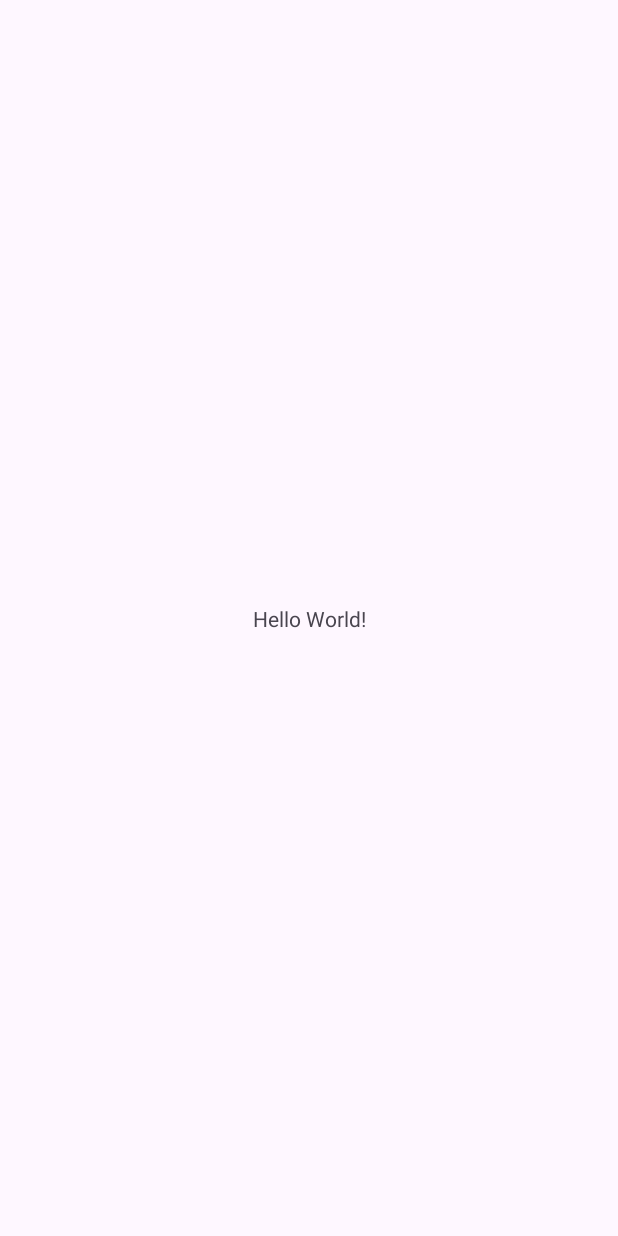
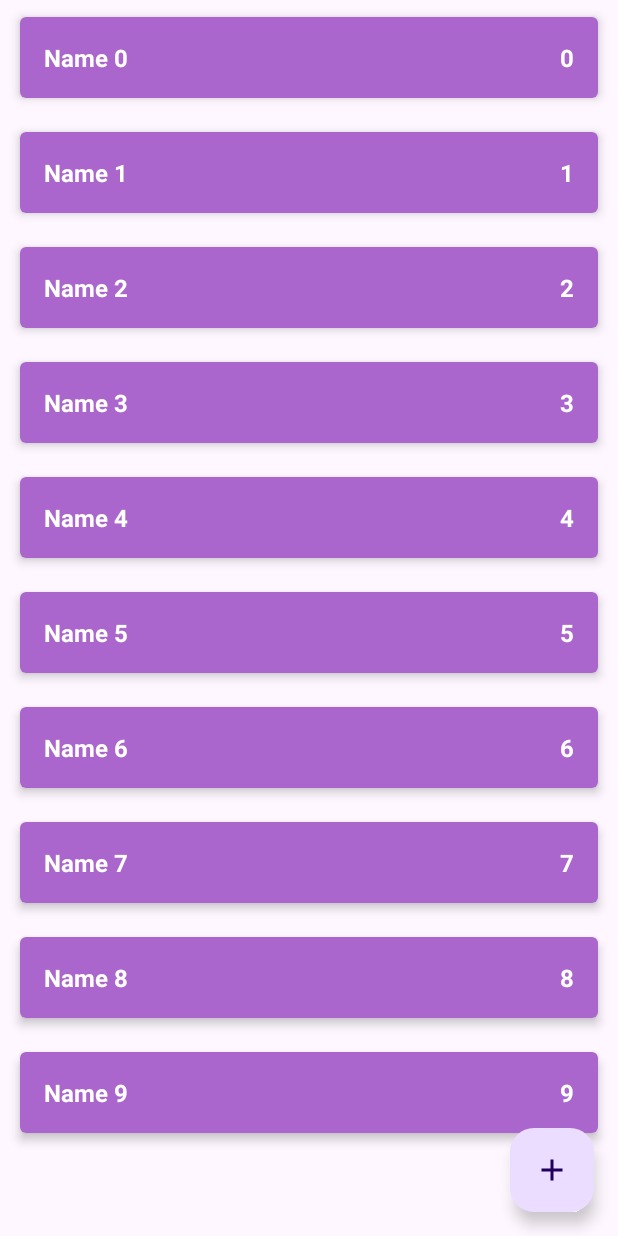
Before and after one commit to Cxatek18/ShopListPractice, an Android app: the screen it shows after launch (MainActivity), on a phone screen of 412 x 824 dp. Before the commit the screen is almost empty. Run offline under Robolectric (Android 15) with nearby library versions, the phone set to English and light mode, and no system bars.

Commit message:
The logic of the main screen has been implemented, new activities have been added.

```diff
--- a/app/src/main/java/com/team/shoplistpr/data/ShopListRepositoryImpl.kt
+++ b/app/src/main/java/com/team/shoplistpr/data/ShopListRepositoryImpl.kt
@@ -4,10 +4,11 @@ import androidx.lifecycle.LiveData
 import androidx.lifecycle.MutableLiveData
 import com.team.shoplistpr.domain.ShopItem
 import com.team.shoplistpr.domain.ShopListRepository
+import java.util.TreeSet
 
 object ShopListRepositoryImpl : ShopListRepository {
 
-    private val shopList: MutableList<ShopItem> = mutableListOf()
+    private val shopList: TreeSet<ShopItem> = sortedSetOf<ShopItem>({o1, o2 -> o1.id.compareTo(o2.id)})
     private var autoIncrementId: Int = 0
     private val shopListLD = MutableLiveData<List<ShopItem>>()
 
--- a/app/src/main/java/com/team/shoplistpr/presentation/MainActivity.kt
+++ b/app/src/main/java/com/team/shoplistpr/presentation/MainActivity.kt
@@ -3,24 +3,46 @@ package com.team.shoplistpr.presentation
 import androidx.appcompat.app.AppCompatActivity
 import android.os.Bundle
 import android.util.Log
+import android.view.LayoutInflater
+import android.widget.LinearLayout
+import android.widget.TextView
 import androidx.lifecycle.ViewModelProvider
 import com.team.shoplistpr.R
+import com.team.shoplistpr.domain.ShopItem
 
 class MainActivity : AppCompatActivity() {
 
     private lateinit var viewModel: MainViewModel
-    private var count: Int = 0
+    private lateinit var llShopList: LinearLayout
     override fun onCreate(savedInstanceState: Bundle?) {
         super.onCreate(savedInstanceState)
         setContentView(R.layout.activity_main)
         viewModel = ViewModelProvider(this)[MainViewModel::class.java]
+        llShopList = findViewById(R.id.ll_shop_list)
         viewModel.shopList.observe(this){
-            Log.d("MainActivity", it.toString())
-            if(count == 0){
-                count++
-                val item = it[0]
-                viewModel.editShopItem(item)
+            showList(it)
+        }
+    }
+
+    private fun showList(list: List<ShopItem>){
+        llShopList.removeAllViews()
+        for(shopItem in list){
+            val layoutId = if(shopItem.enabled){
+                R.layout.item_shop_enabled
+            }else{
+                R.layout.item_shop_disabled
             }
+            val view = LayoutInflater.from(this)
+                .inflate(layoutId, llShopList, false)
+            val tvName = view.findViewById<TextView>(R.id.tv_name)
+            val tvCount = view.findViewById<TextView>(R.id.tv_count)
+            tvName.text = shopItem.name
+            tvCount.text = shopItem.count.toString()
+            view.setOnLongClickListener{
+                viewModel.editShopItem(shopItem)
+                true
+            }
+            llShopList.addView(view)
         }
     }
 }
--- /dev/null
+++ b/app/src/main/res/drawable/ic_add.xml
@@ -0,0 +1,9 @@
+<vector xmlns:android="http://schemas.android.com/apk/res/android"
+    android:width="24dp"
+    android:height="24dp"
+    android:viewportWidth="24"
+    android:viewportHeight="24">
+    <path
+        android:pathData="M19,13h-6v6h-2v-6H5v-2h6V5h2v6h6v2z"
+        android:fillColor="#ffffff"/>
+</vector>
--- a/app/src/main/res/layout/activity_main.xml
+++ b/app/src/main/res/layout/activity_main.xml
@@ -6,13 +6,43 @@
     android:layout_height="match_parent"
     tools:context=".presentation.MainActivity">
 
-    <TextView
-        android:layout_width="wrap_content"
-        android:layout_height="wrap_content"
-        android:text="Hello World!"
+
+    <ScrollView
+        android:layout_width="match_parent"
+        android:layout_height="match_parent">
+
+        <LinearLayout
+            android:id="@+id/ll_shop_list"
+            android:layout_width="match_parent"
+            android:layout_height="wrap_content"
+            android:orientation="vertical"/>
+
+    </ScrollView>
+
+
+    <androidx.recyclerview.widget.RecyclerView
+        android:id="@+id/rv_shop_list"
+        android:layout_width="0dp"
+        android:layout_height="0dp"
+        android:visibility="gone"
         app:layout_constraintBottom_toBottomOf="parent"
         app:layout_constraintEnd_toEndOf="parent"
         app:layout_constraintStart_toStartOf="parent"
-        app:layout_constraintTop_toTopOf="parent" />
+        app:layout_constraintTop_toTopOf="parent"
+        app:layoutManager="androidx.recyclerview.widget.LinearLayoutManager"
+        tools:listitem="@layout/item_shop_enabled"/>
+
+    <com.google.android.material.floatingactionbutton.FloatingActionButton
+        android:id="@+id/button_add_shop_item"
+        android:layout_width="wrap_content"
+        android:layout_height="wrap_content"
+        android:layout_marginEnd="16dp"
+        android:layout_marginBottom="16dp"
+        android:clickable="true"
+        android:contentDescription="@string/add_shop_item_content_description"
+        android:focusable="true"
+        app:layout_constraintBottom_toBottomOf="parent"
+        app:layout_constraintEnd_toEndOf="parent"
+        app:srcCompat="@drawable/ic_add" />
 
 </androidx.constraintlayout.widget.ConstraintLayout>
--- /dev/null
+++ b/app/src/main/res/layout/item_shop_disabled.xml
@@ -0,0 +1,43 @@
+<?xml version="1.0" encoding="utf-8"?>
+<androidx.cardview.widget.CardView xmlns:android="http://schemas.android.com/apk/res/android"
+    xmlns:app="http://schemas.android.com/apk/res-auto"
+    xmlns:tools="http://schemas.android.com/tools"
+    android:layout_width="match_parent"
+    android:layout_height="wrap_content"
+    android:layout_marginStart="8dp"
+    android:layout_marginTop="4dp"
+    android:layout_marginEnd="8dp"
+    android:layout_marginBottom="4dp"
+    app:cardCornerRadius="4dp"
+    app:cardElevation="1dp"
+    app:cardUseCompatPadding="true">
+
+    <LinearLayout
+        android:layout_width="match_parent"
+        android:layout_height="wrap_content"
+        android:background="#33BB86FC"
+        android:orientation="horizontal"
+        android:padding="16dp">
+
+        <TextView
+            android:id="@+id/tv_name"
+            android:layout_width="0dp"
+            android:layout_height="wrap_content"
+            android:layout_weight="1"
+            android:textColor="@color/white"
+            android:textSize="16sp"
+            android:textStyle="bold"
+            tools:text="Салфетки" />
+
+        <TextView
+            android:id="@+id/tv_count"
+            android:layout_width="wrap_content"
+            android:layout_height="wrap_content"
+            android:textColor="@color/white"
+            android:textSize="16sp"
+            android:textStyle="bold"
+            tools:text="1" />
+
+    </LinearLayout>
+
+</androidx.cardview.widget.CardView>
--- /dev/null
+++ b/app/src/main/res/layout/item_shop_enabled.xml
@@ -0,0 +1,43 @@
+<?xml version="1.0" encoding="utf-8"?>
+<androidx.cardview.widget.CardView xmlns:android="http://schemas.android.com/apk/res/android"
+    xmlns:app="http://schemas.android.com/apk/res-auto"
+    xmlns:tools="http://schemas.android.com/tools"
+    android:layout_width="match_parent"
+    android:layout_height="wrap_content"
+    android:layout_marginStart="8dp"
+    android:layout_marginTop="4dp"
+    android:layout_marginEnd="8dp"
+    android:layout_marginBottom="4dp"
+    app:cardCornerRadius="4dp"
+    app:cardElevation="4dp"
+    app:cardUseCompatPadding="true">
+
+    <LinearLayout
+        android:layout_width="match_parent"
+        android:layout_height="wrap_content"
+        android:background="@android:color/holo_purple"
+        android:orientation="horizontal"
+        android:padding="16dp">
+
+        <TextView
+            android:id="@+id/tv_name"
+            android:layout_width="0dp"
+            android:layout_height="wrap_content"
+            android:layout_weight="1"
+            android:textColor="@color/white"
+            android:textSize="16sp"
+            android:textStyle="bold"
+            tools:text="Салфетки" />
+
+        <TextView
+            android:id="@+id/tv_count"
+            android:layout_width="wrap_content"
+            android:layout_height="wrap_content"
+            android:textColor="@color/white"
+            android:textSize="16sp"
+            android:textStyle="bold"
+            tools:text="1" />
+
+    </LinearLayout>
+
+</androidx.cardview.widget.CardView>
--- a/app/src/main/res/values/strings.xml
+++ b/app/src/main/res/values/strings.xml
@@ -1,3 +1,4 @@
 <resources>
     <string name="app_name">ShopListPr</string>
+    <string name="add_shop_item_content_description">Add new shop item</string>
 </resources>
```
